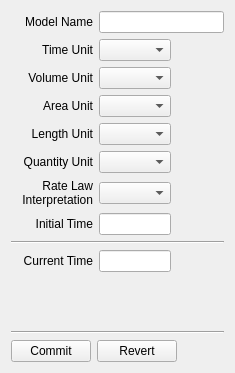
Qt form copasi/UI/CQModelWidget.ui (copasi/COPASI) before a commit.
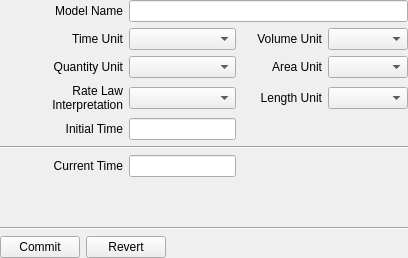
The same form after that commit. Custom widgets are drawn as their Qt base class.

Commit message: Moved the model notes to main model widget.

```diff
--- a/copasi/UI/CQModelWidget.ui
+++ b/copasi/UI/CQModelWidget.ui
@@ -16,14 +16,17 @@
    <rect>
     <x>0</x>
     <y>0</y>
-    <width>235</width>
-    <height>373</height>
+    <width>408</width>
+    <height>258</height>
    </rect>
   </property>
   <property name="windowTitle" >
    <string>Form</string>
   </property>
   <layout class="QGridLayout" name="gridLayout" >
+   <property name="margin" >
+    <number>0</number>
+   </property>
    <item row="0" column="0" >
     <widget class="QLabel" name="mpLblNAme" >
      <property name="text" >
@@ -37,7 +40,7 @@
      </property>
     </widget>
    </item>
-   <item row="0" column="1" colspan="2" >
+   <item row="0" column="1" colspan="3" >
     <widget class="QLineEdit" name="mpEditName" />
    </item>
    <item row="1" column="0" >
@@ -56,86 +59,6 @@
    <item row="1" column="1" >
     <widget class="QComboBox" name="mpComboTimeUnit" />
    </item>
-   <item row="2" column="0" >
-    <widget class="QLabel" name="mpLblVolumeUnit" >
-     <property name="text" >
-      <string>Volume Unit</string>
-     </property>
-     <property name="alignment" >
-      <set>Qt::AlignRight|Qt::AlignTrailing|Qt::AlignVCenter</set>
-     </property>
-     <property name="wordWrap" >
-      <bool>false</bool>
-     </property>
-    </widget>
-   </item>
-   <item row="2" column="1" >
-    <widget class="QComboBox" name="mpComboVolumeUnit" />
-   </item>
-   <item row="3" column="0" >
-    <widget class="QLabel" name="mpLblAreaUnit" >
-     <property name="text" >
-      <string>Area Unit</string>
-     </property>
-     <property name="alignment" >
-      <set>Qt::AlignRight|Qt::AlignTrailing|Qt::AlignVCenter</set>
-     </property>
-     <property name="wordWrap" >
-      <bool>false</bool>
-     </property>
-    </widget>
-   </item>
-   <item row="3" column="1" >
-    <widget class="QComboBox" name="mpComboAreaUnit" />
-   </item>
-   <item row="4" column="0" >
-    <widget class="QLabel" name="mpLblLengthUnit" >
-     <property name="text" >
-      <string>Length Unit</string>
-     </property>
-     <property name="alignment" >
-      <set>Qt::AlignRight|Qt::AlignTrailing|Qt::AlignVCenter</set>
-     </property>
-     <property name="wordWrap" >
-      <bool>false</bool>
-     </property>
-    </widget>
-   </item>
-   <item row="4" column="1" >
-    <widget class="QComboBox" name="mpComboLengthUnit" />
-   </item>
-   <item row="5" column="0" >
-    <widget class="QLabel" name="mpLblQuantityUnit" >
-     <property name="text" >
-      <string>Quantity Unit</string>
-     </property>
-     <property name="alignment" >
-      <set>Qt::AlignRight|Qt::AlignTrailing|Qt::AlignVCenter</set>
-     </property>
-     <property name="wordWrap" >
-      <bool>false</bool>
-     </property>
-    </widget>
-   </item>
-   <item row="5" column="1" >
-    <widget class="QComboBox" name="mpComboQuantityUnit" />
-   </item>
-   <item row="6" column="0" >
-    <widget class="QLabel" name="mpLblModelType" >
-     <property name="text" >
-      <string>Rate Law Interpretation</string>
-     </property>
-     <property name="alignment" >
-      <set>Qt::AlignRight|Qt::AlignTrailing|Qt::AlignVCenter</set>
-     </property>
-     <property name="wordWrap" >
-      <bool>true</bool>
-     </property>
-    </widget>
-   </item>
-   <item row="6" column="1" >
-    <widget class="QComboBox" name="mpComboModelType" />
-   </item>
    <item row="7" column="0" >
     <widget class="QLabel" name="mpLblInitialTime" >
      <property name="text" >
@@ -159,20 +82,7 @@
      </property>
     </widget>
    </item>
-   <item row="7" column="2" >
-    <spacer name="mpHorizontalSpacer_2" >
-     <property name="orientation" >
-      <enum>Qt::Horizontal</enum>
-     </property>
-     <property name="sizeHint" stdset="0" >
-      <size>
-       <width>2</width>
-       <height>20</height>
-      </size>
-     </property>
-    </spacer>
-   </item>
-   <item row="8" column="0" colspan="3" >
+   <item row="8" column="0" colspan="4" >
     <widget class="Line" name="mpLine1" >
      <property name="orientation" >
       <enum>Qt::Horizontal</enum>
@@ -205,30 +115,26 @@
      </property>
     </widget>
    </item>
-   <item row="10" column="1" >
-    <spacer name="mpVerticalSpacer" >
-     <property name="orientation" >
-      <enum>Qt::Vertical</enum>
-     </property>
-     <property name="sizeHint" stdset="0" >
-      <size>
-       <width>20</width>
-       <height>0</height>
-      </size>
-     </property>
-    </spacer>
-   </item>
-   <item row="11" column="0" colspan="3" >
+   <item row="11" column="0" colspan="4" >
     <widget class="Line" name="mpLine2" >
      <property name="orientation" >
       <enum>Qt::Horizontal</enum>
      </property>
     </widget>
    </item>
-   <item row="12" column="0" colspan="3" >
+   <item row="12" column="0" colspan="4" >
     <layout class="QHBoxLayout" name="mpBtnLayout" >
+     <property name="sizeConstraint" >
+      <enum>QLayout::SetMaximumSize</enum>
+     </property>
      <item>
       <widget class="QPushButton" name="mpBtnCommit" >
+       <property name="sizePolicy" >
+        <sizepolicy vsizetype="Maximum" hsizetype="Preferred" >
+         <horstretch>0</horstretch>
+         <verstretch>0</verstretch>
+        </sizepolicy>
+       </property>
        <property name="text" >
         <string>Commit</string>
        </property>
@@ -236,6 +142,12 @@
      </item>
      <item>
       <widget class="QPushButton" name="mpBtnRevert" >
+       <property name="sizePolicy" >
+        <sizepolicy vsizetype="Maximum" hsizetype="Preferred" >
+         <horstretch>0</horstretch>
+         <verstretch>0</verstretch>
+        </sizepolicy>
+       </property>
        <property name="text" >
         <string>Revert</string>
        </property>
@@ -256,6 +168,96 @@
      </item>
     </layout>
    </item>
+   <item row="1" column="3" >
+    <widget class="QComboBox" name="mpComboVolumeUnit" />
+   </item>
+   <item row="1" column="2" >
+    <widget class="QLabel" name="mpLblVolumeUnit" >
+     <property name="text" >
+      <string>Volume Unit</string>
+     </property>
+     <property name="alignment" >
+      <set>Qt::AlignRight|Qt::AlignTrailing|Qt::AlignVCenter</set>
+     </property>
+     <property name="wordWrap" >
+      <bool>false</bool>
+     </property>
+    </widget>
+   </item>
+   <item row="3" column="3" >
+    <widget class="QComboBox" name="mpComboAreaUnit" />
+   </item>
+   <item row="3" column="2" >
+    <widget class="QLabel" name="mpLblAreaUnit" >
+     <property name="text" >
+      <string>Area Unit</string>
+     </property>
+     <property name="alignment" >
+      <set>Qt::AlignRight|Qt::AlignTrailing|Qt::AlignVCenter</set>
+     </property>
+     <property name="wordWrap" >
+      <bool>false</bool>
+     </property>
+    </widget>
+   </item>
+   <item row="4" column="3" >
+    <widget class="QComboBox" name="mpComboLengthUnit" />
+   </item>
+   <item row="4" column="2" >
+    <widget class="QLabel" name="mpLblLengthUnit" >
+     <property name="text" >
+      <string>Length Unit</string>
+     </property>
+     <property name="alignment" >
+      <set>Qt::AlignRight|Qt::AlignTrailing|Qt::AlignVCenter</set>
+     </property>
+     <property name="wordWrap" >
+      <bool>false</bool>
+     </property>
+    </widget>
+   </item>
+   <item row="3" column="0" >
+    <widget class="QLabel" name="mpLblQuantityUnit" >
+     <property name="text" >
+      <string>Quantity Unit</string>
+     </property>
+     <property name="alignment" >
+      <set>Qt::AlignRight|Qt::AlignTrailing|Qt::AlignVCenter</set>
+     </property>
+     <property name="wordWrap" >
+      <bool>false</bool>
+     </property>
+    </widget>
+   </item>
+   <item row="3" column="1" >
+    <widget class="QComboBox" name="mpComboQuantityUnit" />
+   </item>
+   <item row="4" column="0" >
+    <widget class="QLabel" name="mpLblModelType" >
+     <property name="text" >
+      <string>Rate Law Interpretation</string>
+     </property>
+     <property name="alignment" >
+      <set>Qt::AlignRight|Qt::AlignTrailing|Qt::AlignVCenter</set>
+     </property>
+     <property name="wordWrap" >
+      <bool>true</bool>
+     </property>
+    </widget>
+   </item>
+   <item row="4" column="1" >
+    <widget class="QComboBox" name="mpComboModelType" />
+   </item>
+   <item row="10" column="0" colspan="4" >
+    <widget class="CQNotes" native="1" name="mpNotes" >
+     <property name="sizePolicy" >
+      <sizepolicy vsizetype="Preferred" hsizetype="Expanding" >
+       <horstretch>0</horstretch>
+       <verstretch>0</verstretch>
+      </sizepolicy>
+     </property>
+    </widget>
+   </item>
   </layout>
  </widget>
  <customwidgets>
@@ -265,6 +267,12 @@
    <header>copasi/UI/copasiWidget.h</header>
    <container>1</container>
   </customwidget>
+  <customwidget>
+   <class>CQNotes</class>
+   <extends>QWidget</extends>
+   <header>copasi/UI/CQNotes.h</header>
+   <container>1</container>
+  </customwidget>
  </customwidgets>
  <resources/>
  <connections>
```
Left out of the diff: 20 changed lines with no effect on the pictures. The commit also changes 2 other files.
